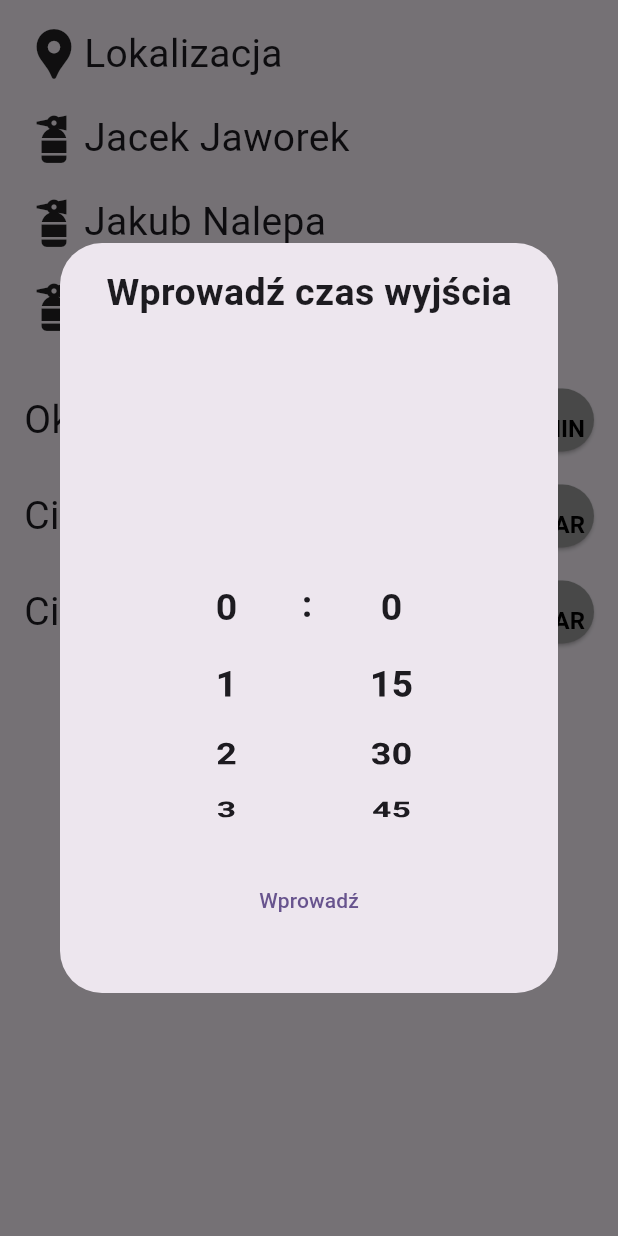
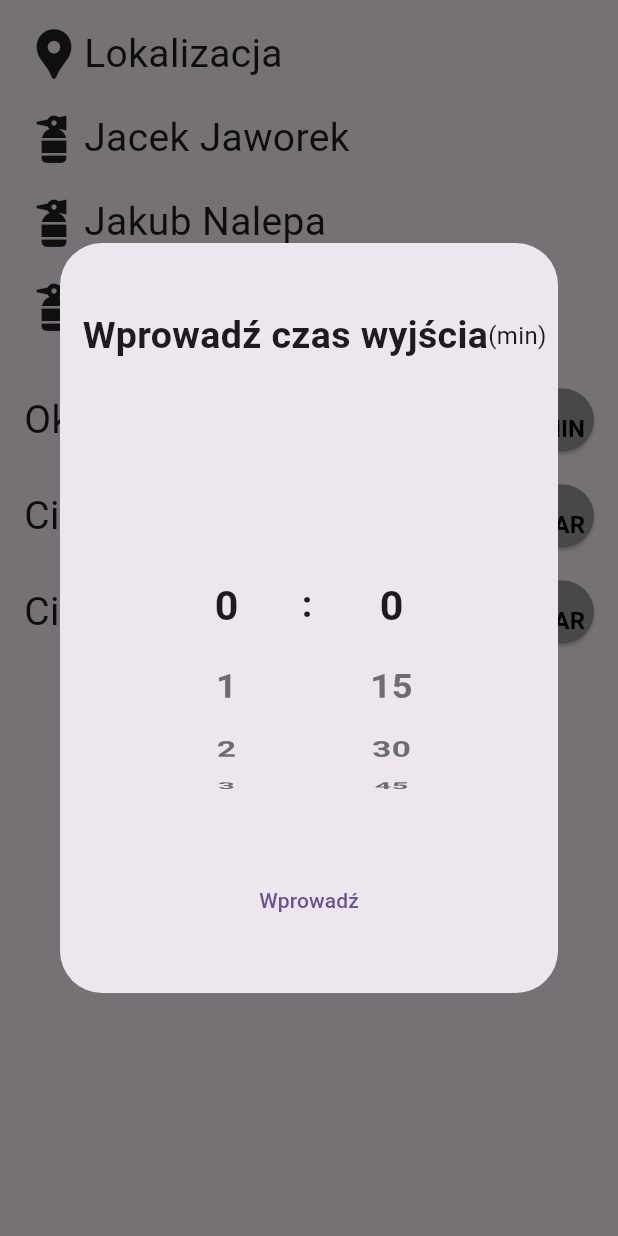
Before and after one commit to Adam-Lukaszewicz/OxyGuard, a Flutter app: the SetupPage widget shown alone on an empty page, opened directly, after a tap on "10", on a phone screen of 412 x 824 dp. Run offline on Flutter 3.47's test engine with Material 3 defaults, Android fonts, the phone set to English and light mode, and no system bars; our stand-ins replace cloud_firestore, firebase_core, geocoding, geolocator; accounts and stored records are empty.

Commit message:
personalizacja okna wyboru ciśnienia

```diff
--- a/oxy_guard/lib/action/tabs/waiting/setup_page.dart
+++ b/oxy_guard/lib/action/tabs/waiting/setup_page.dart
@@ -265,13 +265,18 @@ class _SetupPage2State extends State<SetupPage> {
                       child: ListWheelScrollView.useDelegate(
                           controller: pressureController,
                           itemExtent: 50,
+                          perspective: 0.005,
+                          overAndUnderCenterOpacity: 0.6,
+                          squeeze: 1,
+                          magnification: 1.1,
+                          diameterRatio: 1.5,
                           physics: const FixedExtentScrollPhysics(),
                           childDelegate: ListWheelChildBuilderDelegate(
                             childCount: 34,
                             builder: (context, index) =>
                                 Text("${330 - 10 * index}",
                                     style: const TextStyle(
-                                      fontSize: 25,
+                                      fontSize: 30,
                                       fontWeight: FontWeight.bold,
                                     )),
                           )),
@@ -303,11 +308,20 @@ class _SetupPage2State extends State<SetupPage> {
                   children: [
                     const Expanded(
                         flex: 2,
-                        child: Text(
-                          "Wprowadź czas wyjścia",
-                          style: TextStyle(
-                              fontSize: 25, fontWeight: FontWeight.bold),
-                        )),
+                        child: Row(
+                        children: const [
+                          Text(
+                            "Wprowadź czas wyjścia",
+                            style: TextStyle(
+                                fontSize: 25, fontWeight: FontWeight.bold),
+                          ),
+                          Text(
+                            "(min)",
+                            style: TextStyle(
+                                fontSize: 16, fontWeight: FontWeight.normal),
+                          ),
+                        ],
+                      )),
                     Expanded(
                       flex: 6,
                       child: Row(
@@ -318,6 +332,11 @@ class _SetupPage2State extends State<SetupPage> {
                             child: ListWheelScrollView.useDelegate(
                                 controller: minuteController,
                                 itemExtent: 50,
+                                perspective: 0.005,
+                                overAndUnderCenterOpacity: 0.6,
+                                squeeze: 1,
+                                magnification: 1.1,
+                                diameterRatio: 1.5,
                                 physics: const FixedExtentScrollPhysics(),
                                 childDelegate: ListWheelChildBuilderDelegate(
                                   childCount: 16,
@@ -339,6 +358,11 @@ class _SetupPage2State extends State<SetupPage> {
                             child: ListWheelScrollView.useDelegate(
                                 controller: secondsController,
                                 itemExtent: 50,
+                                perspective: 0.005,
+                                overAndUnderCenterOpacity: 0.6,
+                                squeeze: 1,
+                                magnification: 1.1,
+                                diameterRatio: 1.5,
                                 physics: const FixedExtentScrollPhysics(),
                                 childDelegate: ListWheelChildBuilderDelegate(
                                   childCount: 4,
--- a/oxy_guard/lib/action/tabs/waiting/waiting_page.dart
+++ b/oxy_guard/lib/action/tabs/waiting/waiting_page.dart
@@ -55,7 +55,7 @@ class _WaitingPageState extends State<WaitingPage> with SingleTickerProviderStat
             indicatorSize: TabBarIndicatorSize.label,
             indicator: const UnderlineTabIndicator(
               borderRadius: BorderRadius.all(Radius.circular(5)),
-              borderSide: BorderSide(color: Colors.black, width: 5),
+              borderSide: BorderSide(color: Color.fromARGB(255, 0, 0, 0), width: 5),
             ),
           ),
         ),
--- a/oxy_guard/lib/models/action_model.dart
+++ b/oxy_guard/lib/models/action_model.dart
@@ -54,12 +54,8 @@ class ActionModel extends ChangeNotifier {
       final source = (event.metadata.hasPendingWrites);
       if (true) {
         ActionModel newData = event.data() as ActionModel;
-        print(newData.toJson());
         copyFrom(newData);
         notifyListeners();
-      } else {
-        print("current data: ${event.data()}");
-        print("local change");
       }
     });
   }
--- a/oxy_guard/lib/services/database_service.dart
+++ b/oxy_guard/lib/services/database_service.dart
@@ -11,7 +11,7 @@ const String TODO_COLLECTION_REF = "actions";
 class DatabaseSevice{
   final _firestore = FirebaseFirestore.instance;
   late final CollectionReference _actionsRef;
-  late String id;
+  late String id; //Kto wymyślił ID jako string XDDDDD
   DatabaseSevice(){
     _actionsRef = _firestore.collection(TODO_COLLECTION_REF).withConverter<ActionModel>(fromFirestore: (snapshots, _) => ActionModel.fromJson(snapshots.data()!), toFirestore: (actionModel, _) => actionModel.toJson());
   }
```
Also changed, not shown: oxy_guard/lib/action/tabs/working/squad_page.dart (+30 -6 lines).
